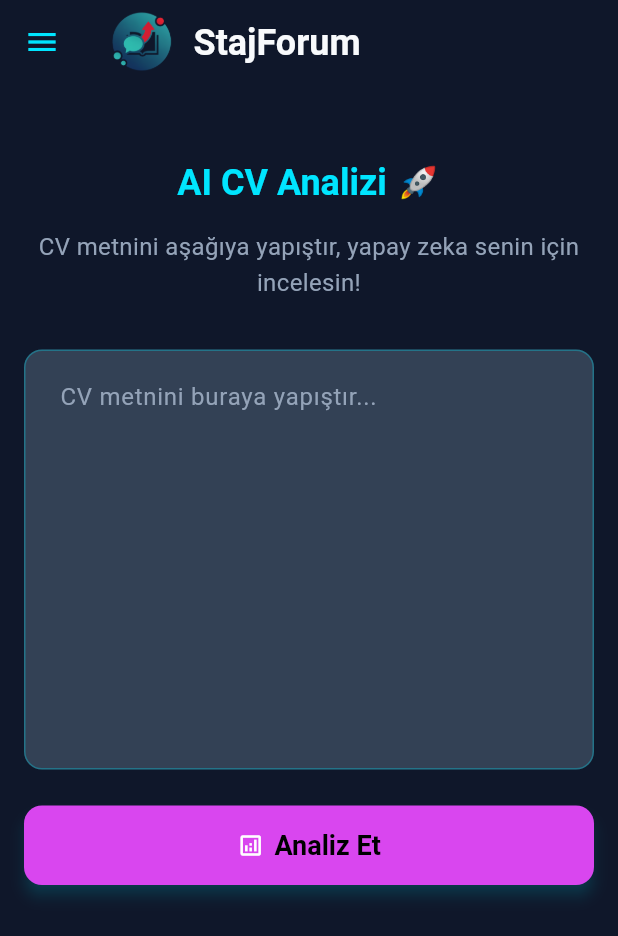
After one commit to SevvalEnsarioglu/stajappflutter, a Flutter app: the CVAnalizPage screen opened by its route, after a tap on "Analiz Et", on a phone screen of 412 x 824 dp. The commit adds this screen. Shown: the top 936 px of the screen. Run offline on Flutter 3.47's test engine with Material 3 defaults, Android fonts, the light colour scheme and no system bars; our stand-ins replace dio.

Commit message:
CVAnaliz bölümü eklendi

```diff
--- a/lib/main.dart
+++ b/lib/main.dart
@@ -6,6 +6,7 @@ import 'pages/forum_page.dart';
 import 'pages/forum_konu_secimi_page.dart';
 import 'pages/hakkinda_page.dart';
 import 'pages/iletisim_page.dart';
+import 'pages/cv_analiz_page.dart';
 
 void main() {
   runApp(const StajForumApp());
@@ -26,6 +27,7 @@ class StajForumApp extends StatelessWidget {
         '/anasayfa': (context) => const AnasayfaPage(),
         '/forum': (context) => const ForumPage(),
         '/chatstj': (context) => const ChatStjPage(),
+        '/cv-analiz': (context) => const CVAnalizPage(),
         '/hakkinda': (context) => const HakkindaPage(),
         '/iletisim': (context) => const IletisimPage(),
       },
--- /dev/null
+++ b/lib/pages/cv_analiz_page.dart
@@ -0,0 +1,170 @@
+import 'package:flutter/material.dart';
+import '../services/chat_service.dart';
+import '../config/theme.dart';
+import '../widgets/top_app_bar.dart';
+import '../widgets/common_drawer.dart';
+
+class CVAnalizPage extends StatefulWidget {
+  const CVAnalizPage({super.key});
+
+  @override
+  State<CVAnalizPage> createState() => _CVAnalizPageState();
+}
+
+class _CVAnalizPageState extends State<CVAnalizPage> {
+  final TextEditingController _cvController = TextEditingController();
+  final ChatService _chatService = ChatService();
+  String? _result;
+  bool _isLoading = false;
+
+  Future<void> _handleAnalyze() async {
+    final text = _cvController.text.trim();
+    if (text.isEmpty) return;
+
+    setState(() {
+      _isLoading = true;
+      _result = null;
+    });
+
+    try {
+      final analysis = await _chatService.analyzeCV(text);
+      if (!mounted) return;
+      setState(() {
+        _result = analysis;
+      });
+    } catch (e) {
+      if (!mounted) return;
+      ScaffoldMessenger.of(context).showSnackBar(
+        SnackBar(content: Text('Hata: $e'), backgroundColor: AppTheme.errorColor),
+      );
+    } finally {
+      if (mounted) {
+        setState(() {
+          _isLoading = false;
+        });
+      }
+    }
+  }
+
+  @override
+  Widget build(BuildContext context) {
+    final bool isMobile = MediaQuery.of(context).size.width <= 900;
+
+    return Scaffold(
+      appBar: const TopAppBarWidget(),
+      drawer: isMobile ? const CommonDrawer() : null,
+      body: SingleChildScrollView(
+        padding: const EdgeInsets.all(16.0),
+        child: Center(
+          child: Container(
+            constraints: const BoxConstraints(maxWidth: 800),
+            child: Column(
+              crossAxisAlignment: CrossAxisAlignment.stretch,
+              children: [
+                const SizedBox(height: 20),
+                Text(
+                  'AI CV Analizi 🚀',
+                  style: Theme.of(context).textTheme.headlineMedium?.copyWith(
+                        color: AppTheme.primaryColor,
+                        fontWeight: FontWeight.bold,
+                      ),
+                  textAlign: TextAlign.center,
+                ),
+                const SizedBox(height: 16),
+                const Text(
+                  'CV metnini aşağıya yapıştır, yapay zeka senin için incelesin!',
+                  textAlign: TextAlign.center,
+                  style: TextStyle(color: AppTheme.textSecondary, fontSize: 16),
+                ),
+                const SizedBox(height: 32),
+                TextField(
+                  controller: _cvController,
+                  maxLines: 10,
+                  style: const TextStyle(color: AppTheme.textPrimary),
+                  decoration: InputDecoration(
+                    hintText: 'CV metnini buraya yapıştır...',
+                    hintStyle: const TextStyle(color: AppTheme.textSecondary),
+                    filled: true,
+                    fillColor: AppTheme.surfaceLight,
+                    border: OutlineInputBorder(
+                      borderRadius: BorderRadius.circular(12),
+                      borderSide: const BorderSide(color: AppTheme.primaryColor),
+                    ),
+                    enabledBorder: OutlineInputBorder(
+                      borderRadius: BorderRadius.circular(12),
+                      borderSide:
+                          BorderSide(color: AppTheme.primaryColor.withOpacity(0.3)),
+                    ),
+                  ),
+                ),
+                const SizedBox(height: 24),
+                ElevatedButton.icon(
+                  onPressed: _isLoading ? null : _handleAnalyze,
+                  icon: _isLoading
+                      ? const SizedBox(
+                          width: 20,
+                          height: 20,
+                          child: CircularProgressIndicator(
+                              strokeWidth: 2, color: Colors.white),
+                        )
+                      : const Icon(Icons.analytics_outlined, color: Colors.white),
+                  label: Text(_isLoading ? 'Analiz Ediliyor...' : 'Analiz Et'),
+                  style: ElevatedButton.styleFrom(
+                    padding: const EdgeInsets.symmetric(vertical: 16),
+                    backgroundColor: AppTheme.secondaryColor,
+                    shape: RoundedRectangleBorder(
+                      borderRadius: BorderRadius.circular(12),
+                    ),
+                    textStyle:
+                        const TextStyle(fontSize: 18, fontWeight: FontWeight.bold),
+                  ),
+                ),
+                if (_result != null) ...[
+                  const SizedBox(height: 32),
+                  Container(
+                    padding: const EdgeInsets.all(20),
+                    decoration: BoxDecoration(
+                      color: AppTheme.surfaceLight,
+                      borderRadius: BorderRadius.circular(12),
+                      border: Border.all(color: AppTheme.primaryColor),
+                      boxShadow: [
+                        BoxShadow(
+                          color: Colors.black.withOpacity(0.2),
+                          blurRadius: 10,
+                          offset: const Offset(0, 4),
+                        ),
+                      ],
+                    ),
+                    child: Column(
+                      crossAxisAlignment: CrossAxisAlignment.start,
+                      children: [
+                        const Text(
+                          'Analiz Sonucu:',
+                          style: TextStyle(
+                            color: AppTheme.secondaryColor,
+                            fontSize: 20,
+                            fontWeight: FontWeight.bold,
+                          ),
+                        ),
+                        const SizedBox(height: 16),
+                        Text(
+                          _result!,
+                          style: const TextStyle(
+                            color: AppTheme.textPrimary,
+                            fontSize: 16,
+                            height: 1.5,
+                          ),
+                        ),
+                      ],
+                    ),
+                  ),
+                ],
+                const SizedBox(height: 40),
+              ],
+            ),
+          ),
+        ),
+      ),
+    );
+  }
+}
--- a/lib/services/chat_service.dart
+++ b/lib/services/chat_service.dart
@@ -22,4 +22,19 @@ class ChatService {
       throw Exception('Bir hata oluştu: $e');
     }
   }
+
+  Future<String> analyzeCV(String cvText) async {
+    try {
+      final response = await _dio.post(
+        '/chat/analyze-cv',
+        data: {'cvText': cvText},
+      );
+      return response.data['analysis'] ?? '';
+    } catch (e) {
+      if (e is DioException) {
+        throw Exception(e.response?.data['error'] ?? 'CV analizi yapılamadı');
+      }
+      throw Exception('Hata: $e');
+    }
+  }
 }
--- a/lib/widgets/common_drawer.dart
+++ b/lib/widgets/common_drawer.dart
@@ -35,6 +35,7 @@ class CommonDrawer extends StatelessWidget {
           _buildDrawerItem(context, 'Anasayfa', '/anasayfa', Icons.home),
           _buildDrawerItem(context, 'Forum', '/forum', Icons.forum),
           _buildDrawerItem(context, 'ChatSTJ', '/chatstj', Icons.chat),
+          _buildDrawerItem(context, 'CV Analiz', '/cv-analiz', Icons.analytics),
           _buildDrawerItem(context, 'Hakkında', '/hakkinda', Icons.info),
           _buildDrawerItem(context, 'İletişim', '/iletisim', Icons.contact_mail),
         ],
--- a/lib/widgets/top_app_bar.dart
+++ b/lib/widgets/top_app_bar.dart
@@ -35,6 +35,7 @@ class TopAppBarWidget extends StatelessWidget implements PreferredSizeWidget {
           _buildNavButton(context, 'Anasayfa', '/anasayfa'),
           _buildNavButton(context, 'Forum', '/forum'),
           _buildNavButton(context, 'ChatSTJ', '/chatstj'),
+          _buildNavButton(context, 'CV Analiz', '/cv-analiz'),
           _buildNavButton(context, 'Hakkında', '/hakkinda'),
           _buildNavButton(context, 'İletişim', '/iletisim'),
           const SizedBox(width: 16),
```
